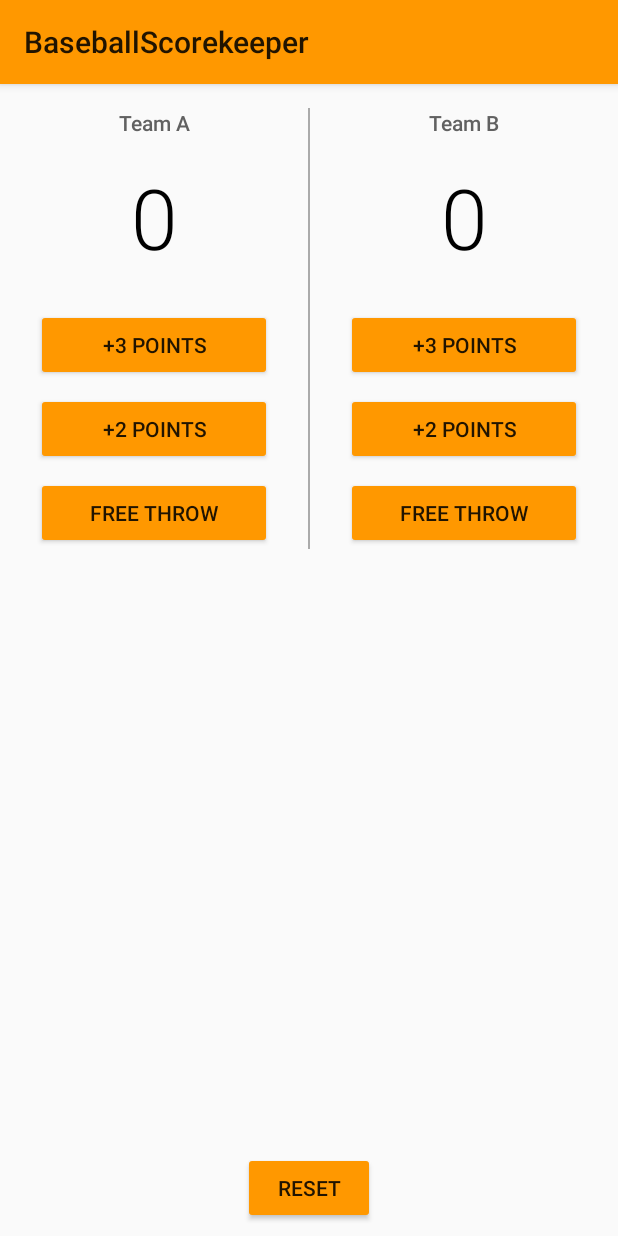
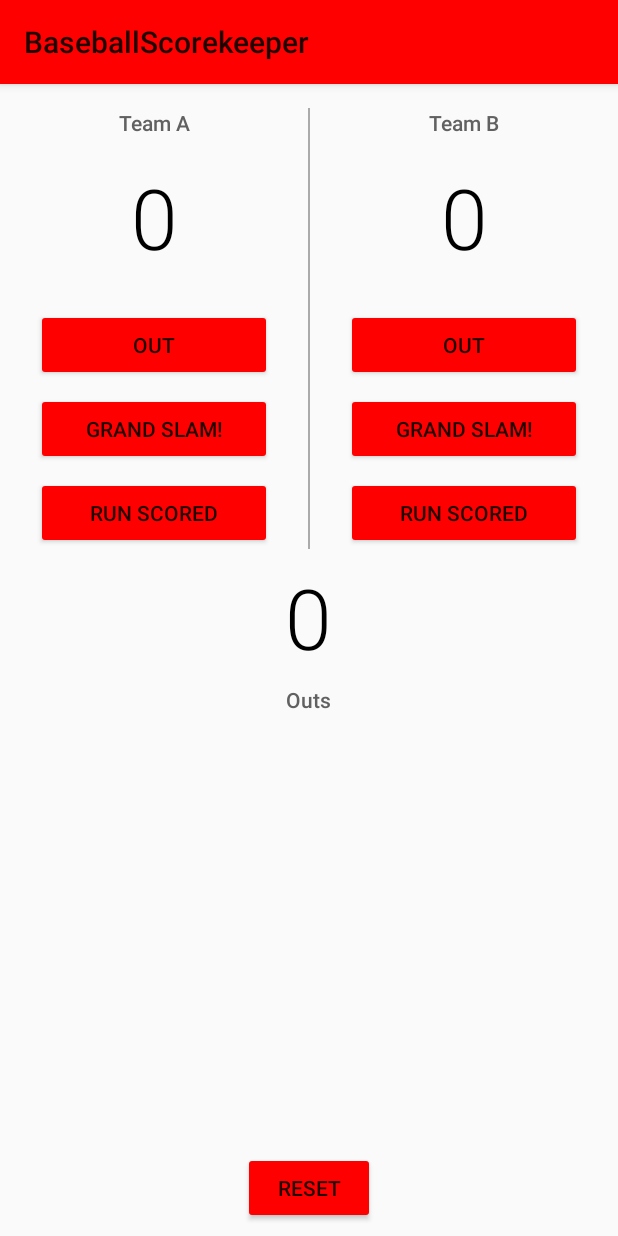
Before and after one commit to JoeEspie/BaseballScorekeeper, an Android app: the screen it shows after launch (MainActivity), on a phone screen of 412 x 824 dp. Run offline under Robolectric (Android 15) with nearby library versions, the phone set to English and light mode, and no system bars.

Commit message:
Add an Out counter. Changed Buttons to Baseball terms

```diff
--- a/app/src/main/res/layout/activity_main.xml
+++ b/app/src/main/res/layout/activity_main.xml
@@ -43,8 +43,8 @@
                 android:layout_marginBottom="8dp"
                 android:layout_marginLeft="24dp"
                 android:layout_marginRight="24dp"
-                android:onClick="addThreeForTeamA"
-                android:text="+3 Points" />
+                android:onClick="outForTeamA"
+                android:text="Out" />
 
             <Button
                 android:layout_width="match_parent"
@@ -52,16 +52,16 @@
                 android:layout_marginBottom="8dp"
                 android:layout_marginLeft="24dp"
                 android:layout_marginRight="24dp"
-                android:onClick="addTwoForTeamA"
-                android:text="+2 Points" />
+                android:onClick="grandSlamForTeamA"
+                android:text="Grand Slam!" />
 
             <Button
                 android:layout_width="match_parent"
                 android:layout_height="wrap_content"
                 android:layout_marginLeft="24dp"
                 android:layout_marginRight="24dp"
-                android:onClick="addOneForTeamA"
-                android:text="Free throw" />
+                android:onClick="runForTeamA"
+                android:text="Run Scored" />
 
         </LinearLayout>
 
@@ -105,8 +105,8 @@
                 android:layout_marginBottom="8dp"
                 android:layout_marginLeft="24dp"
                 android:layout_marginRight="24dp"
-                android:onClick="addThreeForTeamB"
-                android:text="+3 Points" />
+                android:onClick="outForTeamB"
+                android:text="Out" />
 
             <Button
                 android:layout_width="match_parent"
@@ -114,20 +114,42 @@
                 android:layout_marginBottom="8dp"
                 android:layout_marginLeft="24dp"
                 android:layout_marginRight="24dp"
-                android:onClick="addTwoForTeamB"
-                android:text="+2 Points" />
+                android:onClick="grandSlamForTeamB"
+                android:text="Grand Slam!" />
 
             <Button
                 android:layout_width="match_parent"
                 android:layout_height="wrap_content"
                 android:layout_marginLeft="24dp"
                 android:layout_marginRight="24dp"
-                android:onClick="addOneForTeamB"
-                android:text="Free throw" />
+                android:onClick="runForTeamB"
+                android:text="Run Scored" />
 
         </LinearLayout>
 
     </LinearLayout>
+
+    <TextView
+        android:id="@+id/outs"
+        android:layout_width="wrap_content"
+        android:layout_height="wrap_content"
+        android:layout_below="@id/counter"
+        android:padding="8dp"
+        android:textSize="56dp"
+        android:layout_centerHorizontal="true"
+        android:fontFamily="sans-serif-light"
+        android:textColor="#000000"
+        android:text="0"/>
+
+    <TextView
+        android:layout_width="wrap_content"
+        android:layout_height="wrap_content"
+        android:fontFamily="sans-serif-medium"
+        android:layout_centerHorizontal="true"
+        android:layout_below="@id/outs"
+        android:text="Outs"
+        android:textColor="#616161"
+        android:textSize="14sp" />
 
     <Button
         android:layout_width="wrap_content"
--- a/app/src/main/res/values/styles.xml
+++ b/app/src/main/res/values/styles.xml
@@ -2,8 +2,8 @@
     <!-- Base application theme. -->
     <style name="AppTheme" parent="Theme.AppCompat.Light">
         <!-- Primary theme color of the app (sets background color of app bar) -->
-        <item name="colorPrimary">#FF9800</item>
+        <item name="colorPrimary">#FF0000</item>
         <!-- Background color of buttons in the app -->
-        <item name="colorButtonNormal">#FF9800</item>
+        <item name="colorButtonNormal">#FF0000</item>
     </style>
 </resources>
```
Also changed, not shown: app/src/main/java/com/example/android/baseballscorekeeper/MainActivity.java (+12 -10 lines).
